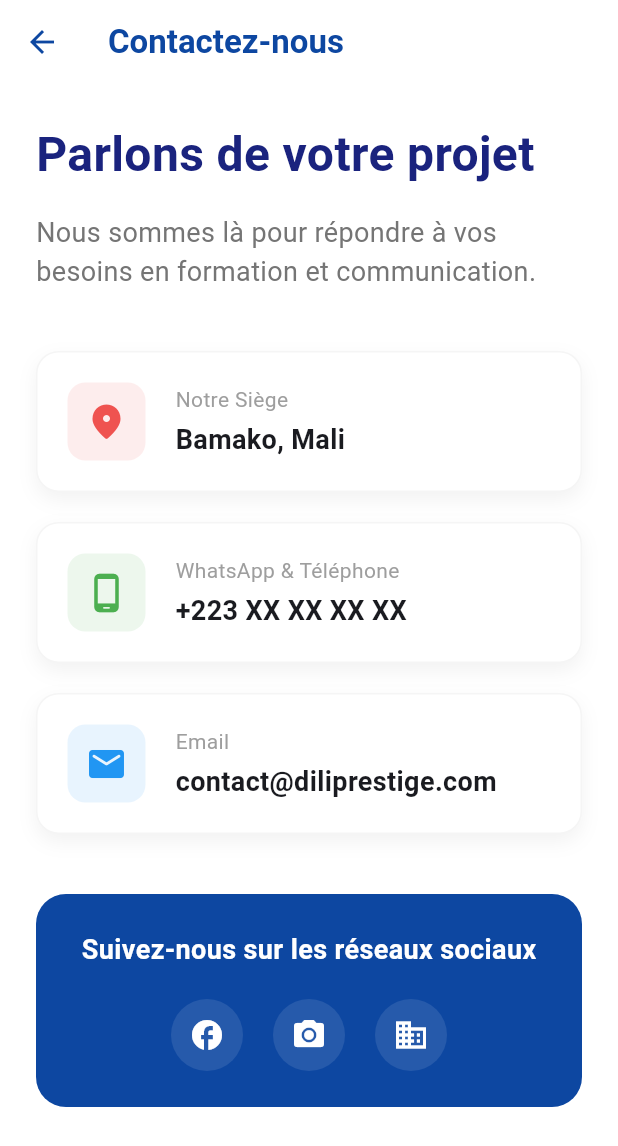
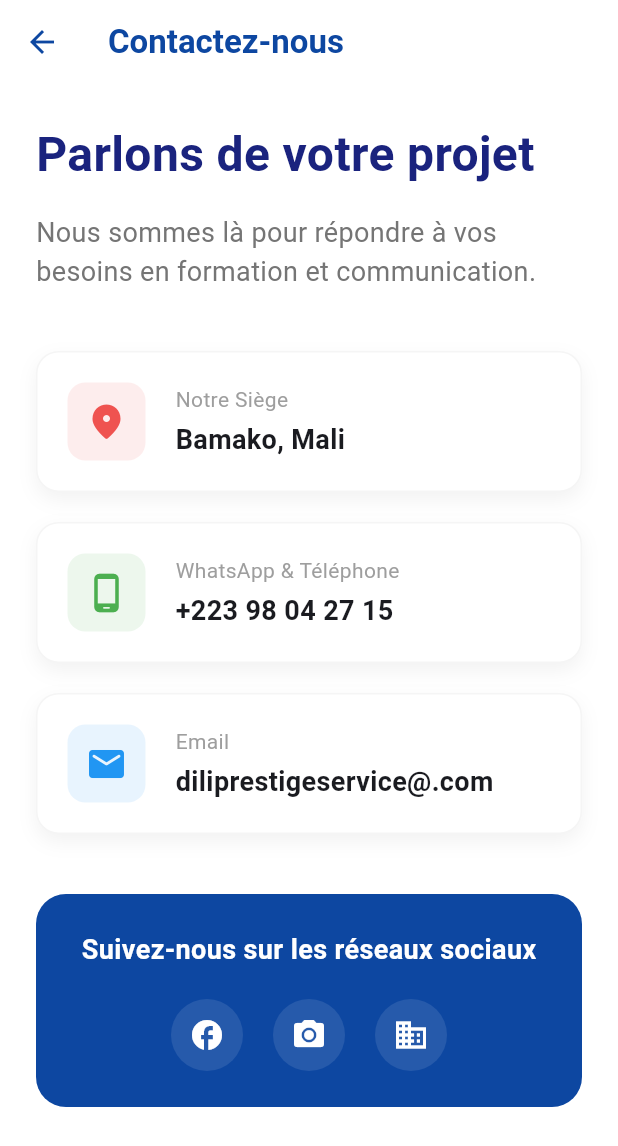
Before and after one commit to Carbousqua/diliprestigeweb, a Flutter app: the ContactPage screen opened directly, on a phone screen of 412 x 824 dp. Shown: the top 1146 px of the screen. Run offline on Flutter 3.47's test engine with Material 3 defaults, Android fonts, the phone set to English and light mode, and no system bars; network calls fail.

Commit message:
Description de ma modification (ex: mise à jour du texte d'accueil)

```diff
--- a/lib/pages/contact_page.dart
+++ b/lib/pages/contact_page.dart
@@ -38,14 +38,14 @@ class ContactPage extends StatelessWidget {
             _contactCard(
               icon: Icons.phone_android_rounded,
               title: 'WhatsApp & Téléphone',
-              subtitle: '+223 XX XX XX XX',
+              subtitle: '+223 98 04 27 15',
               color: Colors.green.shade500,
             ),
             const SizedBox(height: 20),
             _contactCard(
               icon: Icons.email_rounded,
               title: 'Email',
-              subtitle: 'contact@diliprestige.com',
+              subtitle: 'diliprestigeservice@.com',
               color: Colors.blue.shade500,
             ),
             const SizedBox(height: 40),
```
